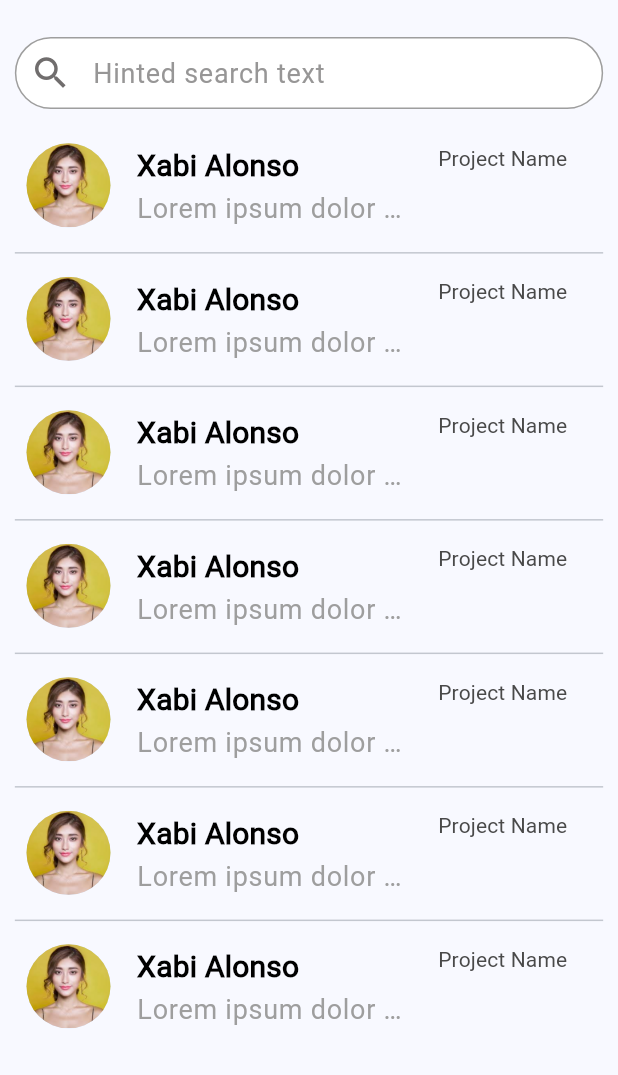
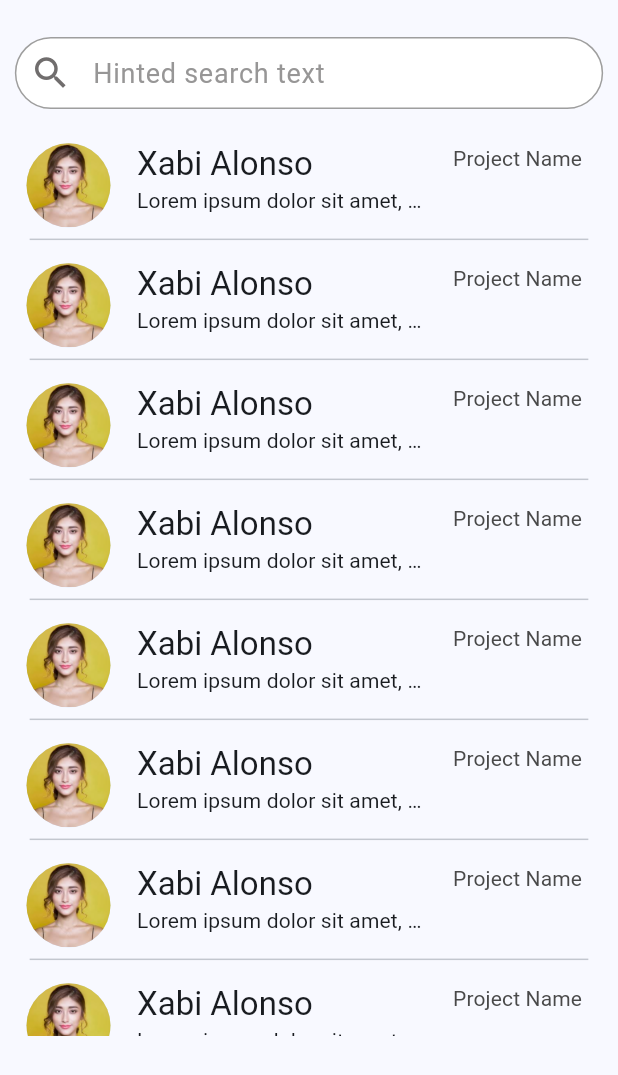
Before and after one commit to supermajinz/freelance_job_portal-1, a Flutter app: the Chat screen opened by its route, on a phone screen of 412 x 824 dp. Shown: the top 1075 px of the screen. Run offline on Flutter 3.47's test engine with Material 3 defaults, Android fonts, the phone set to English and light mode, and no system bars; our stand-ins replace bloc, blur, chat_bubbles, dartz, dio, dots_indicator and 16 more; missing offline and left inert: animated_rating_bar, navigation_view, rating_summary, stomp_dart_client; accounts and stored records are empty; generated files the repository leaves out were written again.

Commit message:
1111111111

```diff
--- a/lib/core/constants/theme.dart
+++ b/lib/core/constants/theme.dart
@@ -33,7 +33,9 @@ ThemeData themeAr = ThemeData(
          // fontSize: 20,
            fontWeight: FontWeight.w700, color: Colors.black),
       bodyLarge: TextStyle(
-          color: Colors.black, fontSize: 16, fontWeight: FontWeight.w200),
+          color: Colors.black,
+        //  fontSize: 16,
+          fontWeight: FontWeight.w200),
       labelLarge: TextStyle(
           color: Color.fromARGB(255, 82, 82, 82),
          // fontSize: 14,
--- a/lib/features/chat/presentation/views/widget/chat_body.dart
+++ b/lib/features/chat/presentation/views/widget/chat_body.dart
@@ -22,7 +22,7 @@ class ChatBody extends StatelessWidget {
             separatorBuilder: (context, index) {
               return Container(
                   margin: EdgeInsets.symmetric(
-                      horizontal: SizeConfig.defaultSize! * 1),
+                      horizontal: SizeConfig.defaultSize! * 2),
                   child: const Divider());
             },
             shrinkWrap: true,
--- a/lib/features/chat/presentation/views/widget/custom_message_card.dart
+++ b/lib/features/chat/presentation/views/widget/custom_message_card.dart
@@ -1,23 +1,21 @@
 import 'package:flutter/material.dart';
 import 'package:freelance_job_portal/core/utils/size_config.dart';
 import 'package:freelance_job_portal/core/widget/custom_label.dart';
-import 'package:freelance_job_portal/core/widget/custom_subtitle_medium.dart';
 
 class CustomMessageCard extends StatelessWidget {
   const CustomMessageCard({super.key});
 
   @override
   Widget build(BuildContext context) {
-    return Container(
-      margin: EdgeInsets.only(right: SizeConfig.defaultSize! * 1),
-      child: ListTile(
+    return ListTile(
       isThreeLine: true,
-        title: const CustomSubTitleMedium(text: "Xabi Alonso"),
+      title:
+          Text("Xabi Alonso", style: Theme.of(context).textTheme.titleLarge!),
       subtitle: Text("Lorem ipsum dolor sit amet, consectetur .........",
           maxLines: 1,
           style: Theme.of(context)
               .textTheme
-                .bodyLarge!
+              .labelLarge!
               .copyWith(overflow: TextOverflow.ellipsis)),
       leading: CircleAvatar(
           radius: SizeConfig.defaultSize! * 3,
@@ -26,41 +24,6 @@ class CustomMessageCard extends StatelessWidget {
           )),
       trailing: const CustomLabel(
           text: "Project Name", color: Color.fromARGB(255, 73, 73, 73)),
-      ),
-      // child: Row(
-      //   children: [
-      //     CircleAvatar(
-      //       radius: SizeConfig.defaultSize! * 3,
-      //       backgroundImage: const AssetImage(
-      //         "assets/images/pro.jpg",
-      //       ),
-      //     ),
-      //     const HorizintalSpace(1),
-      //     const Column(
-      //       crossAxisAlignment: CrossAxisAlignment.start,
-      //       children: [
-      //         Row(
-      //           children: [
-      //             Text(
-      //               "Xabi Alonso",
-      //               style: TextStyle(fontSize: 18),
-      //             ),
-      //             HorizintalSpace(12),
-      //             Text("Project Name",
-      //                 style: TextStyle(
-      //                     fontSize: 15, fontWeight: FontWeight.bold))
-      //           ],
-      //         ),
-      //         VirticalSpace(1),
-      //         Text(
-      //           "Lorem ipsum dolor sit amet, consectetur .........",
-      //           style: TextStyle(
-      //               fontSize: 14, color: Color.fromARGB(255, 73, 73, 73)),
-      //         ),
-      //       ],
-      //     ),
-      //   ],
-      // )
     );
   }
 }
--- a/lib/features/home/presentation/views/widget/home_body.dart
+++ b/lib/features/home/presentation/views/widget/home_body.dart
@@ -26,8 +26,7 @@ class HomeBody extends StatelessWidget {
                 text: "التصنيفات",
               )),
           const VirticalSpace(2),
-          AspectRatio(
-            aspectRatio: 10 / 7,
+          SizedBox(height: SizeConfig.defaultSize! * 29,
             child: GridView.builder(
               gridDelegate: const SliverGridDelegateWithFixedCrossAxisCount(
                   crossAxisCount: 2,
--- a/lib/features/projects/presentation/views/widget/custom_project_card.dart
+++ b/lib/features/projects/presentation/views/widget/custom_project_card.dart
@@ -12,11 +12,12 @@ class CustomProjectCard extends StatelessWidget {
   @override
   Widget build(BuildContext context) {
     return AspectRatio(
-      aspectRatio: 5.5 / 4,
+      aspectRatio: SizeConfig.defaultSize! * 1.2 / SizeConfig.defaultSize! * 1,
       child: Card(
           child: Container(
         padding: EdgeInsets.only(top: SizeConfig.defaultSize! * 0.2),
-        child: Column(crossAxisAlignment: CrossAxisAlignment.start, children: [
+        child: Column(mainAxisAlignment: MainAxisAlignment.center,
+          crossAxisAlignment: CrossAxisAlignment.start, children: [
           Padding(
             padding: EdgeInsets.only(right: SizeConfig.defaultSize! * 1.2),
             child: Row(
--- a/lib/features/saved/presentation/views/widget/saved_body.dart
+++ b/lib/features/saved/presentation/views/widget/saved_body.dart
@@ -27,10 +27,11 @@ class SavedBody extends StatelessWidget {
           bottom: TabBar(
               labelColor: Theme.of(context).canvasColor,
               enableFeedback: true,
+              indicatorWeight: SizeConfig.defaultSize! * .5,
               unselectedLabelColor: Theme.of(context).disabledColor,
               unselectedLabelStyle: Theme.of(context).textTheme.bodyLarge,
               indicatorSize: TabBarIndicatorSize.tab,
-              labelStyle: Theme.of(context).textTheme.titleMedium,
+              labelStyle: Theme.of(context).textTheme.titleLarge,
               tabs: const [
                 Tab(
                   child: Text("People"),
--- a/lib/features/wallet/presentation/views/widget/custom_text_field_mony.dart
+++ b/lib/features/wallet/presentation/views/widget/custom_text_field_mony.dart
@@ -26,7 +26,7 @@ class CustomTextFieldMony extends StatelessWidget {
         children: [
           Container(
             alignment: Alignment.center,
-            height: SizeConfig.defaultSize! * 6.2,
+            height: SizeConfig.defaultSize! * 5.6,
             width: SizeConfig.defaultSize! * 8,
             decoration: BoxDecoration(
                 borderRadius: BorderRadius.only(
```
Also changed, not shown: lib/features/profile/presentation/views/widget/add_descriptor_images.dart (+4 -4 lines), lib/features/profile/presentation/views/widget/custom_profile_card.dart (+9 -10 lines). Lines whose indentation alone changed are shown as unchanged.
